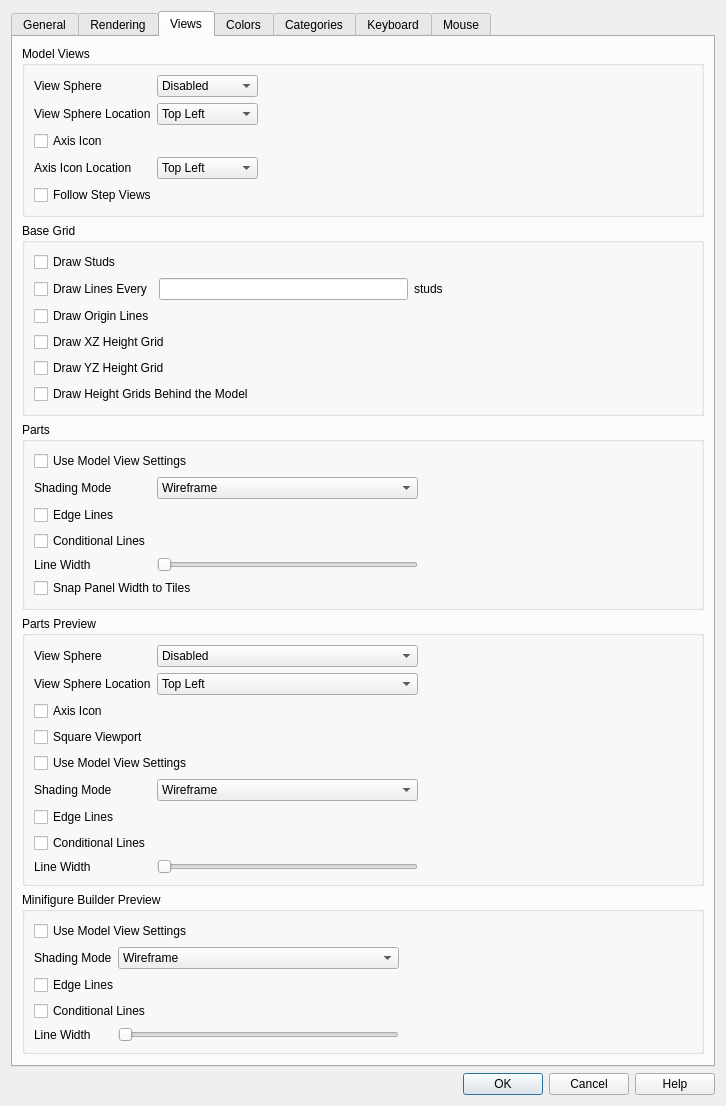
The window that source/interface/dialogs/sw_dialog_preferences.ui (nathaneltitane/studworks) describes before a commit, drawn with Qt 5.
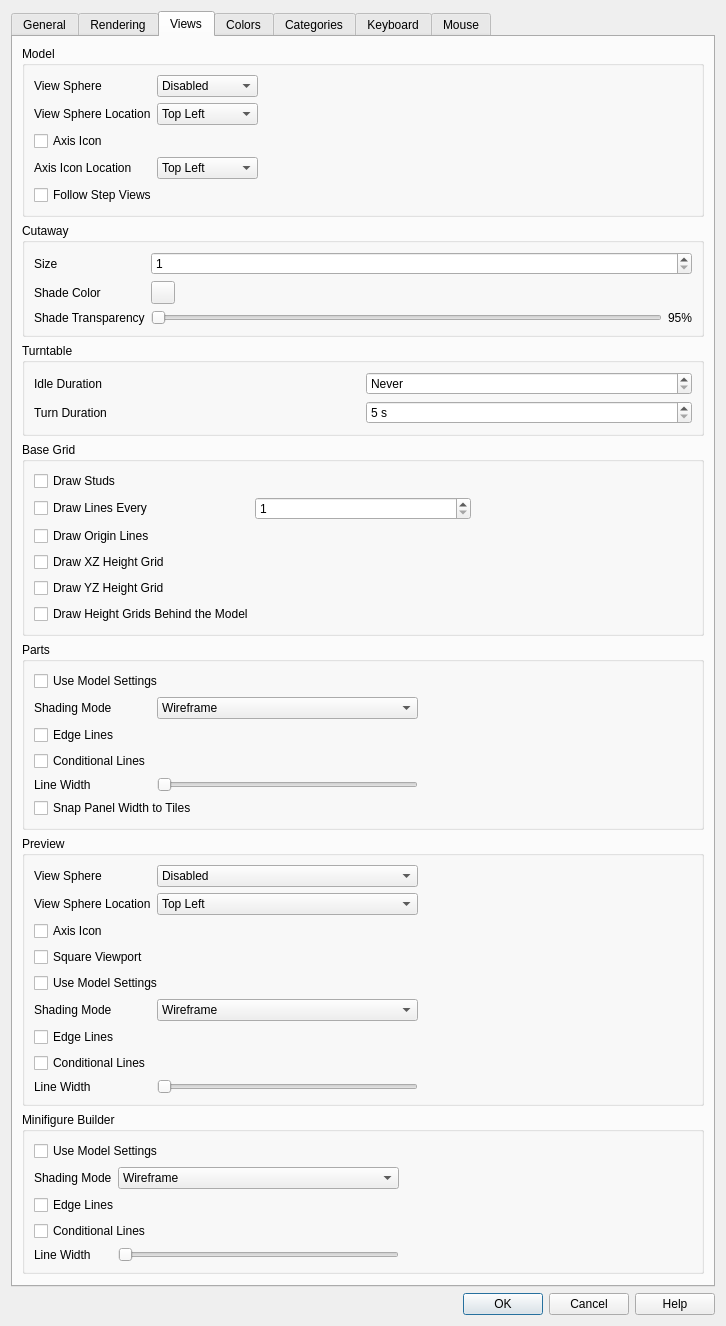
The same window after the commit. The open tabs and pages were chosen to show the change.

The edit to the form file:
```diff
--- a/source/interface/dialogs/sw_dialog_preferences.ui
+++ b/source/interface/dialogs/sw_dialog_preferences.ui
@@ -1142,7 +1142,7 @@
        <item>
         <widget class="QGroupBox" name="groupBox_6">
          <property name="title">
-          <string>Model Views</string>
+          <string>Model</string>
          </property>
          <layout class="QGridLayout" name="gridLayout_3">
           <item row="0" column="0">
@@ -1310,32 +1310,209 @@
          </layout>
         </widget>
        </item>
+       <item>
+        <widget class="QGroupBox" name="CutawayGroup">
+         <property name="title">
+          <string>Cutaway</string>
+         </property>
+         <layout class="QGridLayout" name="CutawayLayout">
+          <item row="0" column="0">
+           <widget class="QLabel" name="CutawaySizeLabel">
+            <property name="toolTip">
+             <string>Choose how many studs across a cutaway is when placed with a click.</string>
+            </property>
+            <property name="buddy">
+             <cstring>CutawaySizeSpinBox</cstring>
+            </property>
+            <property name="text">
+             <string>Size</string>
+            </property>
+           </widget>
+          </item>
+          <item row="0" column="1" colspan="2">
+           <widget class="QSpinBox" name="CutawaySizeSpinBox">
+            <property name="accessibleName">
+             <string>Cutaway Size</string>
+            </property>
+            <property name="toolTip">
+             <string>Choose how many studs across a cutaway is when placed with a click.</string>
+            </property>
+            <property name="minimum">
+             <number>1</number>
+            </property>
+            <property name="maximum">
+             <number>64</number>
+            </property>
+           </widget>
+          </item>
+          <item row="1" column="0">
+           <widget class="QLabel" name="CutawayShadeColorLabel">
+            <property name="toolTip">
+             <string>Choose the color of the light shade on the cutaway faces.</string>
+            </property>
+            <property name="buddy">
+             <cstring>CutawayShadeColorButton</cstring>
+            </property>
+            <property name="text">
+             <string>Shade Color</string>
+            </property>
+           </widget>
+          </item>
+          <item row="1" column="1" colspan="2">
+           <widget class="QToolButton" name="CutawayShadeColorButton">
+            <property name="accessibleName">
+             <string>Cutaway Shade Color</string>
+            </property>
+            <property name="toolTip">
+             <string>Choose the color of the light shade on the cutaway faces.</string>
+            </property>
+            <property name="text">
+             <string />
+            </property>
+           </widget>
+          </item>
+          <item row="2" column="0">
+           <widget class="QLabel" name="CutawayShadeTransparencyLabel">
+            <property name="toolTip">
+             <string>Choose how see-through the cutaway faces are, from 90% to 99%.</string>
+            </property>
+            <property name="buddy">
+             <cstring>CutawayShadeTransparencySlider</cstring>
+            </property>
+            <property name="text">
+             <string>Shade Transparency</string>
+            </property>
+           </widget>
+          </item>
+          <item row="2" column="1">
+           <widget class="QSlider" name="CutawayShadeTransparencySlider">
+            <property name="accessibleName">
+             <string>Cutaway Shade Transparency</string>
+            </property>
+            <property name="toolTip">
+             <string>Choose how see-through the cutaway faces are, from 90% to 99%.</string>
+            </property>
+            <property name="sizePolicy">
+             <sizepolicy hsizetype="Expanding" vsizetype="Fixed">
+              <horstretch>0</horstretch>
+              <verstretch>0</verstretch>
+             </sizepolicy>
+            </property>
+            <property name="minimum">
+             <number>90</number>
+            </property>
+            <property name="maximum">
+             <number>99</number>
+            </property>
+            <property name="pageStep">
+             <number>1</number>
+            </property>
+            <property name="orientation">
+             <enum>Qt::Orientation::Horizontal</enum>
+            </property>
+            <property name="tickPosition">
+             <enum>QSlider::TickPosition::NoTicks</enum>
+            </property>
+           </widget>
+          </item>
+          <item row="2" column="2">
+           <widget class="QLabel" name="CutawayShadeTransparencyValueLabel">
+            <property name="toolTip">
+             <string>Choose how see-through the cutaway faces are, from 90% to 99%.</string>
+            </property>
+            <property name="text">
+             <string notr="true">95%</string>
+            </property>
+           </widget>
+          </item>
+         </layout>
+        </widget>
+       </item>
+       <item>
+        <widget class="QGroupBox" name="TurntableGroup">
+         <property name="title">
+          <string>Turntable</string>
+         </property>
+         <layout class="QGridLayout" name="TurntableLayout">
+          <item row="0" column="0">
+           <widget class="QLabel" name="TurntableIdleDurationLabel">
+            <property name="toolTip">
+             <string>Choose how long the application waits without input before the model turns full screen, or never.</string>
+            </property>
+            <property name="buddy">
+             <cstring>TurntableIdleDurationSpinBox</cstring>
+            </property>
+            <property name="text">
+             <string>Idle Duration</string>
+            </property>
+           </widget>
+          </item>
+          <item row="0" column="1">
+           <widget class="QSpinBox" name="TurntableIdleDurationSpinBox">
+            <property name="accessibleName">
+             <string>Turntable Idle Duration</string>
+            </property>
+            <property name="toolTip">
+             <string>Choose how long the application waits without input before the model turns full screen, or never.</string>
+            </property>
+            <property name="specialValueText">
+             <string>Never</string>
+            </property>
+            <property name="suffix">
+             <string> s</string>
+            </property>
+            <property name="minimum">
+             <number>0</number>
+            </property>
+            <property name="maximum">
+             <number>7200</number>
+            </property>
+            <property name="singleStep">
+             <number>10</number>
+            </property>
+           </widget>
+          </item>
+          <item row="1" column="0">
+           <widget class="QLabel" name="TurntableTurnTimeLabel">
+            <property name="toolTip">
+             <string>Choose how long the model takes for one full turn.</string>
+            </property>
+            <property name="buddy">
+             <cstring>TurntableTurnTimeSpinBox</cstring>
+            </property>
+            <property name="text">
+             <string>Turn Duration</string>
+            </property>
+           </widget>
+          </item>
+          <item row="1" column="1">
+           <widget class="QSpinBox" name="TurntableTurnTimeSpinBox">
+            <property name="accessibleName">
+             <string>Turntable Turn Duration</string>
+            </property>
+            <property name="toolTip">
+             <string>Choose how long the model takes for one full turn.</string>
+            </property>
+            <property name="suffix">
+             <string> s</string>
+            </property>
+            <property name="minimum">
+             <number>5</number>
+            </property>
+            <property name="maximum">
+             <number>600</number>
+            </property>
+           </widget>
+          </item>
+         </layout>
+        </widget>
+       </item>
        <item>
         <widget class="QGroupBox" name="groupBox_4">
          <property name="title">
           <string>Base Grid</string>
          </property>
          <layout class="QGridLayout" name="gridLayout_2">
-          <item row="1" column="2">
-           <widget class="QLabel" name="label">
-            <property name="text">
-             <string>studs</string>
-            </property>
-           </widget>
-          </item>
-          <item row="1" column="3">
-           <spacer name="horizontalSpacer_5">
-            <property name="orientation">
-             <enum>Qt::Orientation::Horizontal</enum>
-            </property>
-            <property name="sizeHint" stdset="0">
-             <size>
-              <width>40</width>
-              <height>20</height>
-             </size>
-            </property>
-           </spacer>
-          </item>
           <item row="1" column="0">
            <widget class="QCheckBox" name="gridLines">
             <property name="toolTip">
@@ -1347,13 +1524,19 @@
            </widget>
           </item>
           <item row="1" column="1">
-           <widget class="QLineEdit" name="gridLineSpacing">
+           <widget class="QSpinBox" name="gridLineSpacing">
             <property name="accessibleName">
              <string>Grid Line Spacing</string>
             </property>
             <property name="toolTip">
              <string>Set base-grid line spacing in studs (1 to 10000).</string>
             </property>
+            <property name="minimum">
+             <number>1</number>
+            </property>
+            <property name="maximum">
+             <number>10000</number>
+            </property>
            </widget>
           </item>
           <item row="2" column="0" colspan="3">
@@ -1421,7 +1604,7 @@
              <string>Use the model view rendering settings for the parts list and parts list images.</string>
             </property>
             <property name="text">
-             <string>Use Model View Settings</string>
+             <string>Use Model Settings</string>
             </property>
            </widget>
           </item>
@@ -1545,7 +1728,7 @@
        <item>
         <widget class="QGroupBox" name="PreviewGroup">
          <property name="title">
-          <string>Parts Preview</string>
+          <string>Preview</string>
          </property>
          <layout class="QGridLayout" name="gridLayout_6">
           <item row="0" column="0">
@@ -1660,7 +1843,7 @@
              <string>Use the model view rendering settings for the parts preview.</string>
             </property>
             <property name="text">
-             <string>Use Model View Settings</string>
+             <string>Use Model Settings</string>
             </property>
            </widget>
           </item>
@@ -1774,7 +1957,7 @@
 <item>
         <widget class="QGroupBox" name="MinifigureBuilderGroup">
          <property name="title">
-          <string>Minifigure Builder Preview</string>
+          <string>Minifigure Builder</string>
          </property>
          <layout class="QGridLayout" name="MinifigureBuilderLayout">
           <item row="0" column="0" colspan="3">
@@ -1783,7 +1966,7 @@
              <string>Use the model view rendering settings for the minifigure builder preview.</string>
             </property>
             <property name="text">
-             <string>Use Model View Settings</string>
+             <string>Use Model Settings</string>
             </property>
            </widget>
           </item>
```
Left out of the diff: 35 changed lines with no effect on the pictures.
